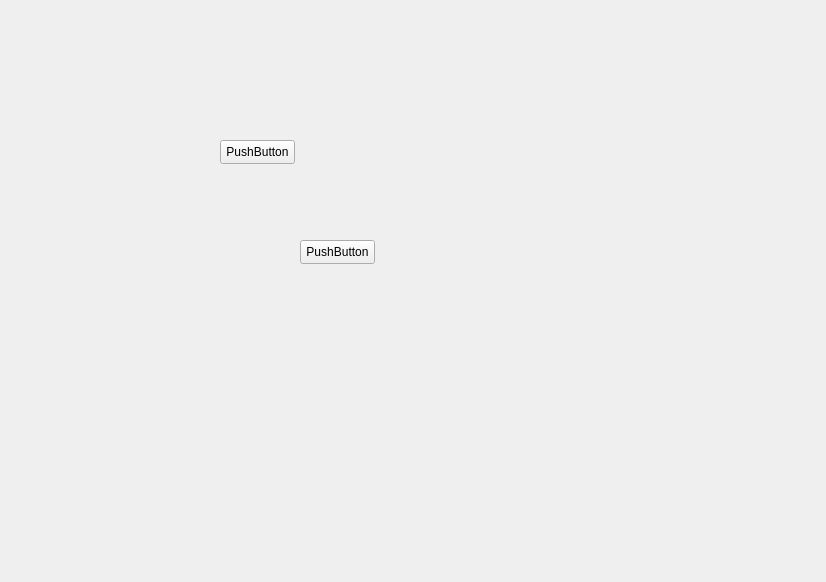
le-cheng/PyOneDark_Qt_Widgets_Modern_GUI, file gui/uis/pages/serial_port.ui: the form before one commit.
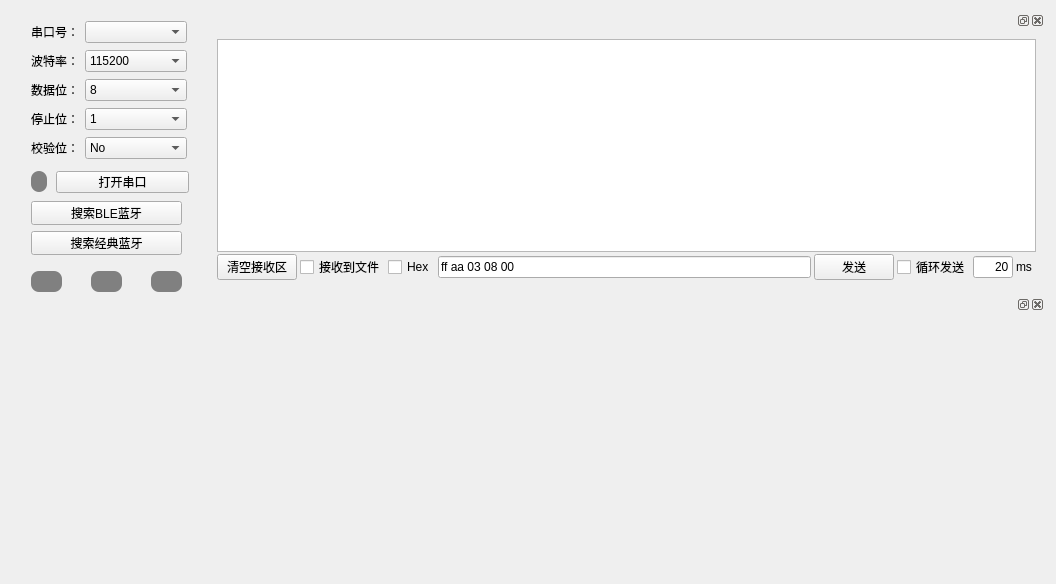
The form after the commit.

Commit message: 优化代码格式和细节，发布v1.0.1版本，融合serial port

Diff of the .ui file:
```diff
--- a/gui/uis/pages/serial_port.ui
+++ b/gui/uis/pages/serial_port.ui
@@ -6,39 +6,551 @@
    <rect>
     <x>0</x>
     <y>0</y>
-    <width>826</width>
-    <height>582</height>
+    <width>1056</width>
+    <height>584</height>
    </rect>
   </property>
   <property name="windowTitle">
    <string>Form</string>
   </property>
-  <widget class="QPushButton" name="pushButton">
-   <property name="geometry">
-    <rect>
-     <x>220</x>
-     <y>140</y>
-     <width>75</width>
-     <height>24</height>
-    </rect>
-   </property>
-   <property name="text">
-    <string>PushButton</string>
-   </property>
-  </widget>
-  <widget class="QPushButton" name="pushButton_2">
-   <property name="geometry">
-    <rect>
-     <x>300</x>
-     <y>240</y>
-     <width>75</width>
-     <height>24</height>
-    </rect>
-   </property>
-   <property name="text">
-    <string>PushButton</string>
-   </property>
-  </widget>
+  <layout class="QGridLayout" name="gridLayout_7">
+   <item row="0" column="0" rowspan="2">
+    <widget class="QWidget" name="widget" native="true">
+     <property name="minimumSize">
+      <size>
+       <width>191</width>
+       <height>300</height>
+      </size>
+     </property>
+     <property name="maximumSize">
+      <size>
+       <width>16777215</width>
+       <height>16777215</height>
+      </size>
+     </property>
+     <widget class="QWidget" name="formLayoutWidget_2">
+      <property name="geometry">
+       <rect>
+        <x>20</x>
+        <y>10</y>
+        <width>161</width>
+        <height>141</height>
+       </rect>
+      </property>
+      <layout class="QFormLayout" name="formLayout_2">
+       <property name="fieldGrowthPolicy">
+        <enum>QFormLayout::AllNonFixedFieldsGrow</enum>
+       </property>
+       <property name="verticalSpacing">
+        <number>7</number>
+       </property>
+       <item row="0" column="0">
+        <widget class="QLabel" name="label">
+         <property name="text">
+          <string>串口号：</string>
+         </property>
+         <property name="alignment">
+          <set>Qt::AlignCenter</set>
+         </property>
+        </widget>
+       </item>
+       <item row="0" column="1">
+        <widget class="QComboBox" name="comboBox">
+         <property name="maximumSize">
+          <size>
+           <width>102</width>
+           <height>16777215</height>
+          </size>
+         </property>
+        </widget>
+       </item>
+       <item row="1" column="0">
+        <widget class="QLabel" name="label_2">
+         <property name="text">
+          <string>波特率：</string>
+         </property>
+         <property name="alignment">
+          <set>Qt::AlignCenter</set>
+         </property>
+        </widget>
+       </item>
+       <item row="1" column="1">
+        <widget class="QComboBox" name="comboBox_2">
+         <property name="maximumSize">
+          <size>
+           <width>102</width>
+           <height>16777215</height>
+          </size>
+         </property>
+         <property name="currentText">
+          <string>115200</string>
+         </property>
+         <item>
+          <property name="text">
+           <string>115200</string>
+          </property>
+         </item>
+         <item>
+          <property name="text">
+           <string>57600</string>
+          </property>
+         </item>
+         <item>
+          <property name="text">
+           <string>38400</string>
+          </property>
+         </item>
+         <item>
+          <property name="text">
+           <string>25600</string>
+          </property>
+         </item>
+         <item>
+          <property name="text">
+           <string>19200</string>
+          </property>
+         </item>
+         <item>
+          <property name="text">
+           <string>9600</string>
+          </property>
+         </item>
+         <item>
+          <property name="text">
+           <string>4800</string>
+          </property>
+         </item>
+         <item>
+          <property name="text">
+           <string>2400</string>
+          </property>
+         </item>
+        </widget>
+       </item>
+       <item row="2" column="0">
+        <widget class="QLabel" name="label_3">
+         <property name="text">
+          <string>数据位：</string>
+         </property>
+         <property name="alignment">
+          <set>Qt::AlignCenter</set>
+         </property>
+        </widget>
+       </item>
+       <item row="2" column="1">
+        <widget class="QComboBox" name="comboBox_3">
+         <property name="maximumSize">
+          <size>
+           <width>102</width>
+           <height>16777215</height>
+          </size>
+         </property>
+         <item>
+          <property name="text">
+           <string>8</string>
+          </property>
+         </item>
+         <item>
+          <property name="text">
+           <string>7</string>
+          </property>
+         </item>
+         <item>
+          <property name="text">
+           <string>6</string>
+          </property>
+         </item>
+         <item>
+          <property name="text">
+           <string>5</string>
+          </property>
+         </item>
+        </widget>
+       </item>
+       <item row="3" column="0">
+        <widget class="QLabel" name="label_4">
+         <property name="text">
+          <string>停止位：</string>
+         </property>
+         <property name="alignment">
+          <set>Qt::AlignCenter</set>
+         </property>
+        </widget>
+       </item>
+       <item row="3" column="1">
+        <widget class="QComboBox" name="comboBox_4">
+         <property name="maximumSize">
+          <size>
+           <width>102</width>
+           <height>16777215</height>
+          </size>
+         </property>
+         <item>
+          <property name="text">
+           <string>1</string>
+          </property>
+         </item>
+         <item>
+          <property name="text">
+           <string>3</string>
+          </property>
+         </item>
+         <item>
+          <property name="text">
+           <string>2</string>
+          </property>
+         </item>
+        </widget>
+       </item>
+       <item row="4" column="0">
+        <widget class="QLabel" name="label_5">
+         <property name="text">
+          <string>校验位：</string>
+         </property>
+         <property name="alignment">
+          <set>Qt::AlignCenter</set>
+         </property>
+        </widget>
+       </item>
+       <item row="4" column="1">
+        <widget class="QComboBox" name="comboBox_5">
+         <property name="maximumSize">
+          <size>
+           <width>102</width>
+           <height>16777215</height>
+          </size>
+         </property>
+         <item>
+          <property name="text">
+           <string>No</string>
+          </property>
+         </item>
+         <item>
+          <property name="text">
+           <string>Even</string>
+          </property>
+         </item>
+         <item>
+          <property name="text">
+           <string>Odd</string>
+          </property>
+         </item>
+         <item>
+          <property name="text">
+           <string>Space</string>
+          </property>
+         </item>
+         <item>
+          <property name="text">
+           <string>Mark</string>
+          </property>
+         </item>
+        </widget>
+       </item>
+      </layout>
+     </widget>
+     <widget class="QPushButton" name="pushButton">
+      <property name="geometry">
+       <rect>
+        <x>45</x>
+        <y>160</y>
+        <width>133</width>
+        <height>22</height>
+       </rect>
+      </property>
+      <property name="text">
+       <string>打开串口</string>
+      </property>
+     </widget>
+     <widget class="QLabel" name="labelStatus">
+      <property name="geometry">
+       <rect>
+        <x>20</x>
+        <y>160</y>
+        <width>16</width>
+        <height>21</height>
+       </rect>
+      </property>
+      <property name="styleSheet">
+       <string notr="true">QLabel{
+border-radius: 8px;
+background-color: gray;
+}</string>
+      </property>
+      <property name="text">
+       <string/>
+      </property>
+      <property name="textFormat">
+       <enum>Qt::AutoText</enum>
+      </property>
+     </widget>
+     <widget class="QPushButton" name="pushButton_scan">
+      <property name="geometry">
+       <rect>
+        <x>20</x>
+        <y>190</y>
+        <width>151</width>
+        <height>24</height>
+       </rect>
+      </property>
+      <property name="text">
+       <string>搜索BLE蓝牙</string>
+      </property>
+     </widget>
+     <widget class="QPushButton" name="pushButton_scan_classic">
+      <property name="geometry">
+       <rect>
+        <x>20</x>
+        <y>220</y>
+        <width>151</width>
+        <height>24</height>
+       </rect>
+      </property>
+      <property name="text">
+       <string>搜索经典蓝牙</string>
+      </property>
+     </widget>
+     <widget class="QLabel" name="labelStatus_2">
+      <property name="geometry">
+       <rect>
+        <x>20</x>
+        <y>260</y>
+        <width>31</width>
+        <height>21</height>
+       </rect>
+      </property>
+      <property name="styleSheet">
+       <string notr="true">QLabel{
+border-radius: 8px;
+background-color: gray;
+}</string>
+      </property>
+      <property name="text">
+       <string/>
+      </property>
+      <property name="textFormat">
+       <enum>Qt::AutoText</enum>
+      </property>
+     </widget>
+     <widget class="QLabel" name="labelStatus_3">
+      <property name="geometry">
+       <rect>
+        <x>80</x>
+        <y>260</y>
+        <width>31</width>
+        <height>21</height>
+       </rect>
+      </property>
+      <property name="styleSheet">
+       <string notr="true">QLabel{
+border-radius: 8px;
+background-color: gray;
+}</string>
+      </property>
+      <property name="text">
+       <string/>
+      </property>
+      <property name="textFormat">
+       <enum>Qt::AutoText</enum>
+      </property>
+     </widget>
+     <widget class="QLabel" name="labelStatus_4">
+      <property name="geometry">
+       <rect>
+        <x>140</x>
+        <y>260</y>
+        <width>31</width>
+        <height>21</height>
+       </rect>
+      </property>
+      <property name="styleSheet">
+       <string notr="true">QLabel{
+border-radius: 8px;
+background-color: gray;
+}</string>
+      </property>
+      <property name="frameShadow">
+       <enum>QFrame::Plain</enum>
+      </property>
+      <property name="text">
+       <string/>
+      </property>
+      <property name="textFormat">
+       <enum>Qt::AutoText</enum>
+      </property>
+     </widget>
+    </widget>
+   </item>
+   <item row="0" column="1">
+    <widget class="QDockWidget" name="dockWidget">
+     <widget class="QWidget" name="dockWidgetContents">
+      <layout class="QGridLayout" name="gridLayout_3">
+       <item row="0" column="0">
+        <widget class="QWidget" name="widget_3" native="true">
+         <property name="maximumSize">
+          <size>
+           <width>16777215</width>
+           <height>16777215</height>
+          </size>
+         </property>
+         <layout class="QGridLayout" name="gridLayout">
+          <property name="leftMargin">
+           <number>0</number>
+          </property>
+          <property name="topMargin">
+           <number>0</number>
+          </property>
+          <property name="rightMargin">
+           <number>0</number>
+          </property>
+          <property name="bottomMargin">
+           <number>0</number>
+          </property>
+          <property name="spacing">
+           <number>2</number>
+          </property>
+          <item row="0" column="0">
+           <widget class="QTextBrowser" name="textBrowser"/>
+          </item>
+          <item row="1" column="0">
+           <layout class="QGridLayout" name="gridLayout_2">
+            <property name="horizontalSpacing">
+             <number>3</number>
+            </property>
+            <property name="verticalSpacing">
+             <number>6</number>
+            </property>
+            <item row="0" column="1">
+             <widget class="QCheckBox" name="checkBox_2">
+              <property name="text">
+               <string>接收到文件</string>
+              </property>
+             </widget>
+            </item>
+            <item row="0" column="6">
+             <widget class="QLineEdit" name="lineEdit_2">
+              <property name="maximumSize">
+               <size>
+                <width>40</width>
+                <height>16777215</height>
+               </size>
+              </property>
+              <property name="layoutDirection">
+               <enum>Qt::LeftToRight</enum>
+              </property>
+              <property name="inputMask">
+               <string/>
+              </property>
+              <property name="text">
+               <string>20</string>
+              </property>
+              <property name="alignment">
+               <set>Qt::AlignRight|Qt::AlignTrailing|Qt::AlignVCenter</set>
+              </property>
+             </widget>
+            </item>
+            <item row="0" column="7">
+             <widget class="QLabel" name="label_6">
+              <property name="minimumSize">
+               <size>
+                <width>20</width>
+                <height>0</height>
+               </size>
+              </property>
+              <property name="text">
+               <string>ms</string>
+              </property>
+             </widget>
+            </item>
+            <item row="0" column="3">
+             <widget class="QLineEdit" name="lineEdit">
+              <property name="text">
+               <string>ff aa 03 08 00 </string>
+              </property>
+             </widget>
+            </item>
+            <item row="0" column="4">
+             <widget class="QPushButton" name="pushButton_3">
+              <property name="minimumSize">
+               <size>
+                <width>0</width>
+                <height>0</height>
+               </size>
+              </property>
+              <property name="text">
+               <string>发送</string>
+              </property>
+              <property name="checkable">
+               <bool>false</bool>
+              </property>
+              <property name="checked">
+               <bool>false</bool>
+              </property>
+              <property name="autoRepeat">
+               <bool>false</bool>
+              </property>
+             </widget>
+            </item>
+            <item row="0" column="2">
+             <widget class="QCheckBox" name="checkBox_4">
+              <property name="text">
+               <string>Hex</string>
+              </property>
+              <property name="checked">
+               <bool>false</bool>
+              </property>
+              <property name="tristate">
+               <bool>false</bool>
+              </property>
+             </widget>
+            </item>
+            <item row="0" column="0">
+             <widget class="QPushButton" name="pushButton_2">
+              <property name="minimumSize">
+               <size>
+                <width>0</width>
+                <height>0</height>
+               </size>
+              </property>
+              <property name="text">
+               <string>清空接收区</string>
+              </property>
+             </widget>
+            </item>
+            <item row="0" column="5">
+             <widget class="QCheckBox" name="checkBox_3">
+              <property name="text">
+               <string>循环发送</string>
+              </property>
+             </widget>
+            </item>
+           </layout>
+          </item>
+         </layout>
+        </widget>
+       </item>
+      </layout>
+     </widget>
+    </widget>
+   </item>
+   <item row="1" column="1">
+    <widget class="QDockWidget" name="dockWidget_2">
+     <widget class="QWidget" name="dockWidgetContents_2">
+      <layout class="QVBoxLayout" name="verticalLayout">
+       <item>
+        <layout class="QGridLayout" name="gridLayout_4"/>
+       </item>
+       <item>
+        <layout class="QGridLayout" name="gridLayout_6"/>
+       </item>
+       <item>
+        <layout class="QGridLayout" name="gridLayout_5"/>
+       </item>
+      </layout>
+     </widget>
+    </widget>
+   </item>
+  </layout>
  </widget>
  <resources/>
  <connections/>
```
The commit also changes 9 other files.
